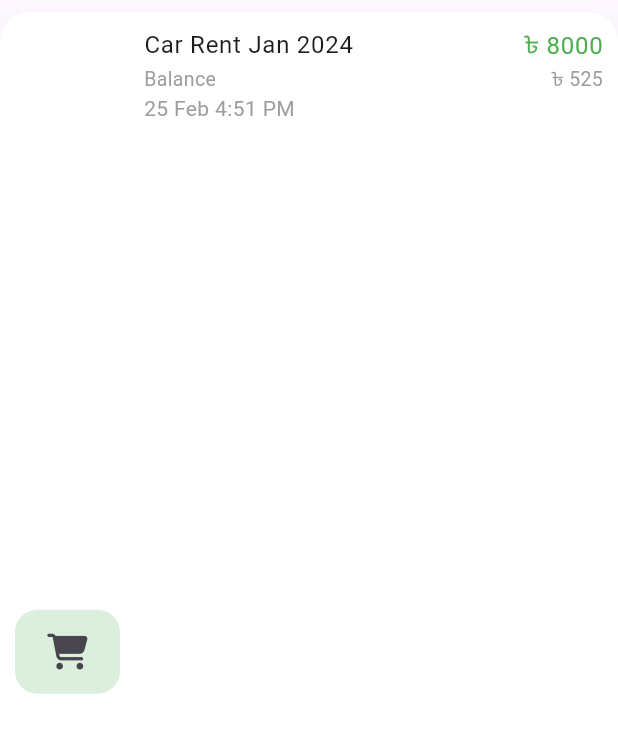
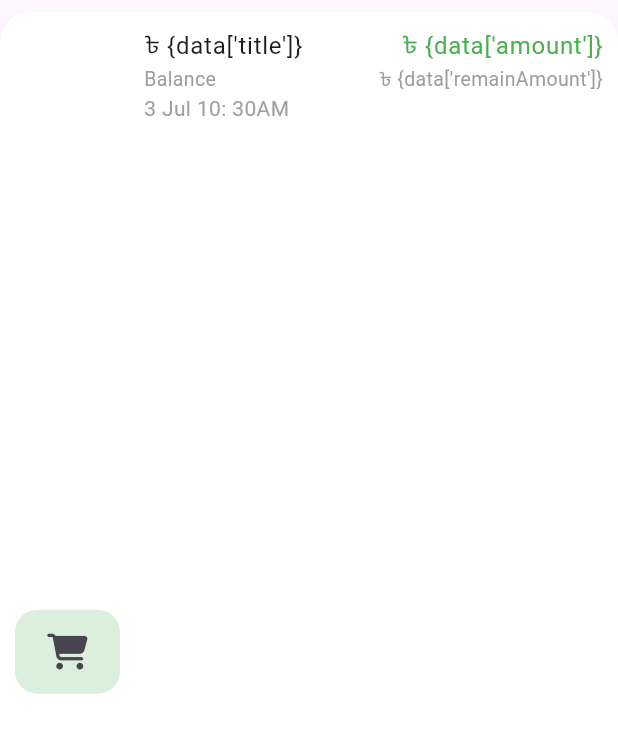
Before and after one commit to SD-Lab-Projects/BismillahBudget, a Flutter app: the TransactionCard widget shown alone on an empty page, opened directly with empty values, on a phone screen of 412 x 824 dp. Shown: the top 733 px of the screen. Run offline on Flutter 3.47's test engine with Material 3 defaults, Android fonts, the phone set to English and light mode, and no system bars; our stand-ins replace cloud_firestore, firebase_auth, firebase_core, font_awesome_flutter, get; missing offline and left inert: budgettracker; accounts and stored records are empty.

Commit message:
transaction is working and updating

```diff
--- /dev/null
+++ b/lib/Widgets/transaction_card.dart
@@ -0,0 +1,85 @@
+import 'package:flutter/cupertino.dart';
+import 'package:flutter/material.dart';
+import 'package:font_awesome_flutter/font_awesome_flutter.dart';
+import 'package:intl/intl.dart';
+
+import '../utility/icons_list.dart';
+
+class TransactionCard extends StatelessWidget {
+  TransactionCard({
+    super.key,
+    required this.data,
+  });
+
+  final dynamic data;
+  var appIcons = AppIcons();
+
+  @override
+  Widget build(BuildContext context) {
+    DateTime date = DateTime.fromMillisecondsSinceEpoch(data['timestamp']);
+    String formatedDate = DateFormat('d MMM hh: mma').format(date);
+    return Padding(
+      padding: const EdgeInsets.symmetric(vertical: 8),
+      child: Container(
+        decoration: BoxDecoration(
+          color: Colors.white,
+          borderRadius: BorderRadius.circular(20),
+          boxShadow: [
+            BoxShadow(
+              offset: Offset(0, 10),
+              color: Colors.grey.withOpacity(0.09),
+              blurRadius: 10.0,
+              spreadRadius: 4.0,
+            ),
+          ],
+        ),
+        child: ListTile(
+          minVerticalPadding: 10,
+          contentPadding: EdgeInsets.symmetric(horizontal: 10, vertical: 0),
+          leading: Container(
+            width: 70,
+            height: 100,
+            child: Container(
+              width: 30,
+              height: 30,
+              decoration: BoxDecoration(
+                borderRadius: BorderRadius.circular(15),
+                color: Colors.green.withOpacity(0.2),
+              ),
+              child: Center(
+                child: FaIcon(appIcons.getExpenseCategoryIcons('৳ {data[category]}')),
+              ),
+            ),
+          ),
+          title: Row(
+            children: [
+              Expanded(child: Text("৳ {data['title']}")),
+              Text(
+                "৳ {data['amount']}",
+                style: TextStyle(color: Colors.green),
+              ),
+            ],
+          ),
+          subtitle: Column(
+            mainAxisAlignment: MainAxisAlignment.start,
+            crossAxisAlignment: CrossAxisAlignment.start,
+            children: [
+              Row(
+                children: [
+                  Text("Balance",
+                      style: TextStyle(color: Colors.grey, fontSize: 13)),
+                  Spacer(),
+                  Text("৳ {data['remainAmount']}",
+                      style: TextStyle(color: Colors.grey, fontSize: 13)),
+                ],
+              ),
+              Text(
+                  formatedDate,
+                  style: TextStyle(color: Colors.grey)),
+            ],
+          ),
+        ),
+      ),
+    );
+  }
+}
--- a/lib/Widgets/transactions_cards.dart
+++ b/lib/Widgets/transactions_cards.dart
@@ -1,3 +1,4 @@
+import 'package:bismillahbudget/Widgets/transaction_card.dart';
 import 'package:bismillahbudget/utility/icons_list.dart';
 import 'package:cloud_firestore/cloud_firestore.dart';
 import 'package:firebase_auth/firebase_auth.dart';
@@ -54,88 +55,15 @@ class RecentTransactionsList extends StatelessWidget {
 
           return ListView.builder(
               shrinkWrap: true,
-              itemCount: 4,
+              itemCount: data.length,
+
               physics: NeverScrollableScrollPhysics(),
               itemBuilder: (context, index) {
+                var carddata = data[index];
                 return TransactionCard(
-                  data: data,
+                  data: carddata,
                 );
               });
         });
   }
 }
-
-class TransactionCard extends StatelessWidget {
-  TransactionCard({
-    super.key,
-    required this.data,
-  });
-
-  final dynamic data;
-  var appIcons = AppIcons();
-
-  @override
-  Widget build(BuildContext context) {
-    return Padding(
-      padding: const EdgeInsets.symmetric(vertical: 8),
-      child: Container(
-        decoration: BoxDecoration(
-          color: Colors.white,
-          borderRadius: BorderRadius.circular(20),
-          boxShadow: [
-            BoxShadow(
-              offset: Offset(0, 10),
-              color: Colors.grey.withOpacity(0.09),
-              blurRadius: 10.0,
-              spreadRadius: 4.0,
-            ),
-          ],
-        ),
-        child: ListTile(
-          minVerticalPadding: 10,
-          contentPadding: EdgeInsets.symmetric(horizontal: 10, vertical: 0),
-          leading: Container(
-            width: 70,
-            height: 100,
-            child: Container(
-              width: 30,
-              height: 30,
-              decoration: BoxDecoration(
-                borderRadius: BorderRadius.circular(15),
-                color: Colors.green.withOpacity(0.2),
-              ),
-              child: Center(
-                child: FaIcon(appIcons.getExpenseCategoryIcons('home')),
-              ),
-            ),
-          ),
-          title: Row(
-            children: [
-              Expanded(child: Text("Car Rent Jan 2024")),
-              Text(
-                "৳ 8000",
-                style: TextStyle(color: Colors.green),
-              ),
-            ],
-          ),
-          subtitle: Column(
-            mainAxisAlignment: MainAxisAlignment.start,
-            crossAxisAlignment: CrossAxisAlignment.start,
-            children: [
-              Row(
-                children: [
-                  Text("Balance",
-                      style: TextStyle(color: Colors.grey, fontSize: 13)),
-                  Spacer(),
-                  Text("৳ 525",
-                      style: TextStyle(color: Colors.grey, fontSize: 13)),
-                ],
-              ),
-              Text("25 Feb 4:51 PM", style: TextStyle(color: Colors.grey)),
-            ],
-          ),
-        ),
-      ),
-    );
-  }
-}
```
